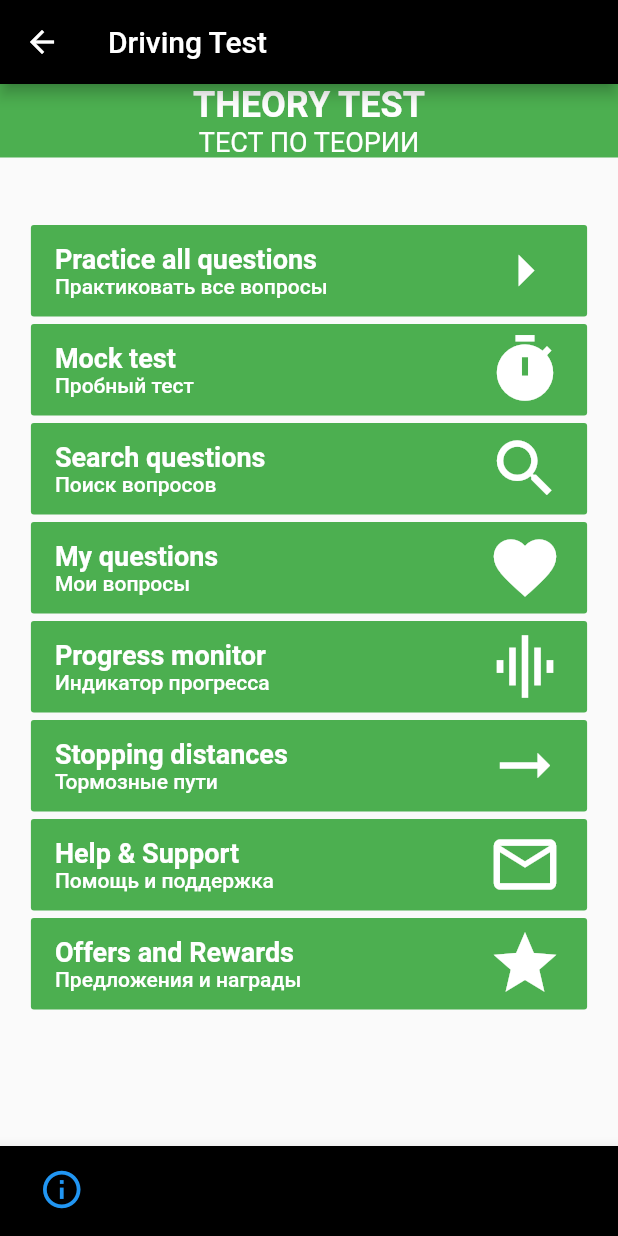
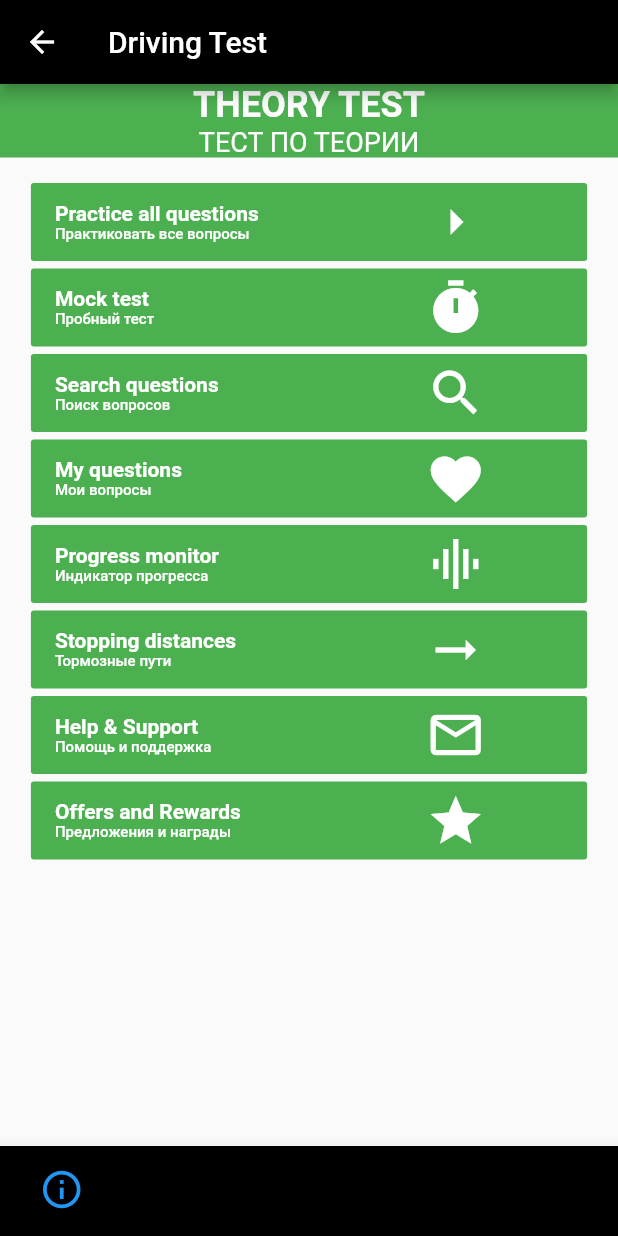
Before and after one commit to Impulseone/DrivingTheoryTest, a Flutter app: the screen it shows after launch, after a tap on "THEORY TEST", on a phone screen of 412 x 824 dp. Run offline on Flutter 3.47's test engine with Material 2 defaults, Android fonts, the phone set to English and light mode, and no system bars; our stand-ins replace rxdart, sqflite; accounts and stored records are empty.

Commit message:
bug fixes

```diff
--- a/dirving_theory_test/lib/extension/custom_text_style.dart
+++ b/dirving_theory_test/lib/extension/custom_text_style.dart
@@ -14,16 +14,22 @@ class CustomTextStyle {
   static TextStyle engTextStyleBody(BuildContext context) {
     return Theme.of(context).textTheme.bodyText1.copyWith(fontSize: 14.0, fontWeight: FontWeight.bold, color: Colors.white);
   }
+  static TextStyle engTextStyleBodyAnswer(BuildContext context) {
+    return Theme.of(context).textTheme.bodyText1.copyWith(fontSize: 12.0, fontWeight: FontWeight.bold, color: Colors.white);
+  }
   static TextStyle rusTextStyleBody(BuildContext context) {
     return Theme.of(context).textTheme.bodyText1.copyWith(fontSize: 10.0, color: Colors.white);
   }
+  static TextStyle rusTextStyleBodyAnswer(BuildContext context) {
+    return Theme.of(context).textTheme.bodyText1.copyWith(fontSize: 8.0, color: Colors.white);
+  }
 
   static TextStyle engTextStyleMenu(BuildContext context) {
-    return Theme.of(context).textTheme.bodyText1.copyWith(fontSize: 16.0, fontWeight: FontWeight.bold, color: Colors.white);
+    return Theme.of(context).textTheme.bodyText1.copyWith(fontSize: 14.0, fontWeight: FontWeight.bold, color: Colors.white);
   }
 
   static TextStyle rusTextStyleMenu(BuildContext context) {
-    return Theme.of(context).textTheme.bodyText1.copyWith(fontSize: 12.0, color: Colors.white);
+    return Theme.of(context).textTheme.bodyText1.copyWith(fontSize: 10.0, color: Colors.white);
   }
 
   static TextStyle engTextStyleMenuBig(BuildContext context) {
--- a/dirving_theory_test/lib/view/menu_screens/home_page.dart
+++ b/dirving_theory_test/lib/view/menu_screens/home_page.dart
@@ -92,7 +92,7 @@ class _HomePageState extends State<HomePage> {
           children: [
             Icon(
               icon,
-              size: 80,
+              size: 50,
               color: Colors.white,
             ),
             Text("$engText",
--- a/dirving_theory_test/lib/view/menu_screens/select_operation_page.dart
+++ b/dirving_theory_test/lib/view/menu_screens/select_operation_page.dart
@@ -46,24 +46,32 @@ class _SelectOperationMenuPageState extends State<SelectOperationMenuPage> {
           children: [
             _header(),
             SizedBox(
-              height: 40.0,
+              height: 12.0,
             ),
+           Expanded(
+                child: Container(width: MediaQuery.of(context).size.width * 0.9, child: ListView(
+              children: [
                 _button("Practice all questions", "Практиковать все вопросы",
                     Icons.arrow_right, PageType.PRACTICE_ALL_QUESTIONS),
-            _button(
-                "Mock test", "Пробный тест", Icons.timer, PageType.MOCK_TEST),
+                _button("Mock test", "Пробный тест", Icons.timer,
+                    PageType.MOCK_TEST),
                 _button("Search questions", "Поиск вопросов", Icons.search,
                     PageType.SEARCH_QUESTIONS),
                 _button("My questions", "Мои вопросы", Icons.favorite,
                     PageType.MY_QUESTIONS),
-            _button("Progress monitor", "Индикатор прогресса", Icons.graphic_eq,
-                PageType.PROGRESS_MONITOR),
-            _button("Stopping distances", "Тормозные пути",
-                Icons.arrow_right_alt_outlined, PageType.STOPPING_DISTANCES),
-            _button("Help & Support", "Помощь и поддержка", Icons.mail_outline,
-                PageType.HELP_SUPPORT),
-            _button("Offers and Rewards", "Предложения и награды", Icons.star,
-                PageType.OFFERS_REWARDS),
+                _button("Progress monitor", "Индикатор прогресса",
+                    Icons.graphic_eq, PageType.PROGRESS_MONITOR),
+                _button(
+                    "Stopping distances",
+                    "Тормозные пути",
+                    Icons.arrow_right_alt_outlined,
+                    PageType.STOPPING_DISTANCES),
+                _button("Help & Support", "Помощь и поддержка",
+                    Icons.mail_outline, PageType.HELP_SUPPORT),
+                _button("Offers and Rewards", "Предложения и награды",
+                    Icons.star, PageType.OFFERS_REWARDS),
+              ],
+            )))
           ],
         ),
         bottomNavigationBar: _bottomNavigationBar());
@@ -102,9 +110,9 @@ class _SelectOperationMenuPageState extends State<SelectOperationMenuPage> {
               child: Row(
                 children: [
                   Container(
-                      width: MediaQuery.of(context).size.width * 0.7,
+                      width: MediaQuery.of(context).size.width * 0.6,
                       child: _textInsideButton(engText, rusText)),
-                  Icon(iconData, color: Colors.white, size: 50)
+                  Icon(iconData, color: Colors.white, size: 40)
                 ],
               ),
               onPressed: _openPage(pageType)),
@@ -113,17 +121,17 @@ class _SelectOperationMenuPageState extends State<SelectOperationMenuPage> {
 
   Widget _textInsideButton(String engText, String rusText) {
     return Container(
-      padding: EdgeInsets.only(top: 12,bottom: 12),
+        padding: EdgeInsets.only(top: 12, bottom: 12),
         child: Column(
           crossAxisAlignment: CrossAxisAlignment.start,
           children: [
             Text(
               engText,
-          style: CustomTextStyle.engTextStyleMenuBig(context),
+              style: CustomTextStyle.engTextStyleMenu(context),
             ),
             Text(
               rusText,
-          style: CustomTextStyle.rusTextStyleMenuBig(context),
+              style: CustomTextStyle.rusTextStyleMenu(context),
             ),
           ],
         ));
@@ -199,8 +207,8 @@ class _SelectOperationMenuPageState extends State<SelectOperationMenuPage> {
   void _openCategoriesToPracticePage() {
     _answeredQuestionsBloc.readAnsweredQuestions();
     Navigator.of(context).push(MaterialPageRoute(
-        builder: (context) =>
-            SelectCategoryScreen(_answeredQuestionsBloc, categories, _categoriesBloc)));
+        builder: (context) => SelectCategoryScreen(
+            _answeredQuestionsBloc, categories, _categoriesBloc)));
   }
 
   void _openMockPage() {}
--- a/dirving_theory_test/lib/view/questions_screens/search_question_screen.dart
+++ b/dirving_theory_test/lib/view/questions_screens/search_question_screen.dart
@@ -22,6 +22,9 @@ class _SearchQuestionScreenState extends State<SearchQuestionScreen> {
       body: Column(
         children: [
           TextField(
+            decoration: InputDecoration(
+              hintText: 'Enter the text (Введите текст)...',
+            ),
             onSubmitted: (text) => searchQuestionBloc.searchQuestions(text),
           ),
           Expanded(
@@ -58,7 +61,7 @@ class _SearchQuestionScreenState extends State<SearchQuestionScreen> {
           width: MediaQuery.of(context).size.width * 0.8,
           child: Text(text),
         ),
-        Padding(padding: EdgeInsets.only(left: 40)),
+        Padding(padding: EdgeInsets.only(left: 20)),
         Icon(Icons.arrow_forward_ios)
       ],
     );
```
Also changed, not shown: dirving_theory_test/lib/view/menu_screens/select_category_screen.dart (+116 -117 lines), dirving_theory_test/lib/view/questions_screens/question_screen.dart (+12 -13 lines), dirving_theory_test/lib/view/questions_screens/questions_after_search_screen.dart (+84 -59 lines). Lines whose indentation alone changed are shown as unchanged.
